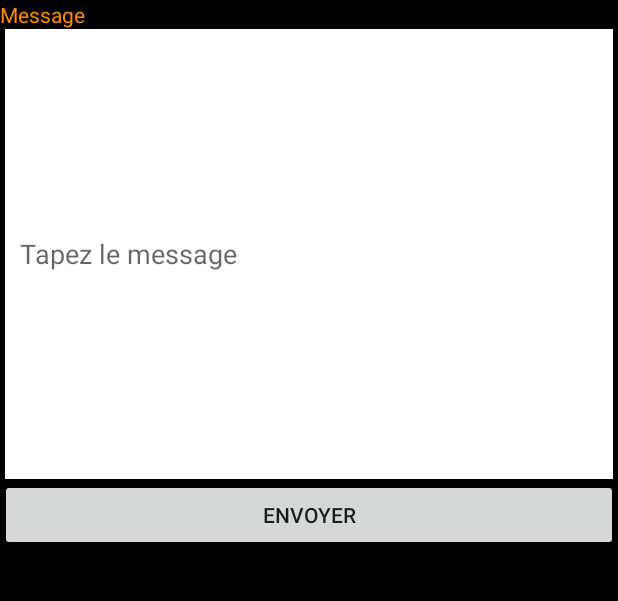
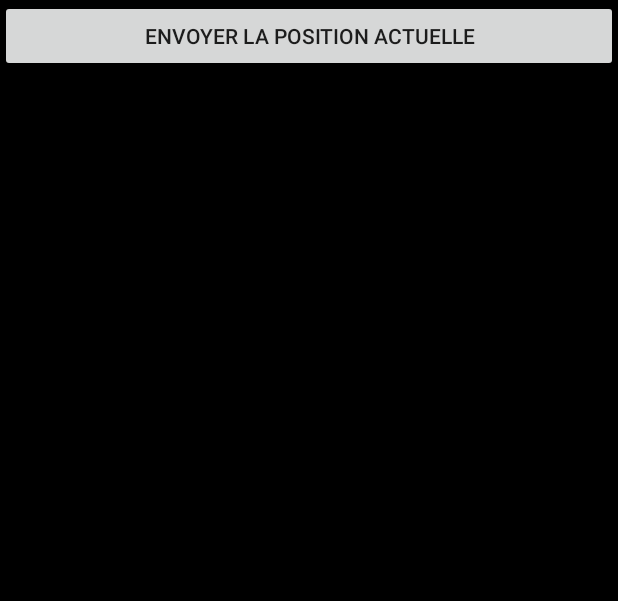
Before and after one commit to maximemonge/PAM_balat_monge, an Android app: the screen it shows after launch (MainActivity), on a phone screen of 412 x 824 dp, the part 121-722 px from its top. Run offline under Robolectric (Android 15) with nearby library versions, the phone set to English and light mode, and no system bars.

Commit message:
Retrait de la zone d'édition du message + ajout permissions manifest + modification nom bouton

```diff
--- a/app/src/main/AndroidManifest.xml
+++ b/app/src/main/AndroidManifest.xml
@@ -3,6 +3,10 @@
     package="com.example.projet_balat_monge">
 
     <uses-permission android:name="android.permission.SEND_SMS"/>
+    <uses-permission android:name="android.permission.INTERNET" />
+    <uses-permission android:name="android.permission.ACCESS_FINE_LOCATION" />
+    <uses-permission android:name="android.permission.ACCESS_COARSE_LOCATION" />
+
     <application
         android:allowBackup="true"
         android:icon="@mipmap/ic_launcher"
--- a/app/src/main/res/layout/activity_main.xml
+++ b/app/src/main/res/layout/activity_main.xml
@@ -31,31 +31,6 @@
             android:hint="@string/demande_numero"/>
     </LinearLayout>
 
-    <LinearLayout
-        android:layout_width="match_parent"
-        android:layout_height="wrap_content"
-        android:orientation="vertical">
-        <TextView
-            android:id="@+id/textViewMessage"
-            android:layout_width="wrap_content"
-            android:layout_height="wrap_content"
-            android:layout_gravity="center_vertical"
-            android:text="@string/label_message"
-            android:textColor="@color/orange" />
-
-        <EditText
-            android:id="@+id/editTextMessage"
-            android:layout_width="match_parent"
-            android:layout_height="300dp"
-            android:layout_marginRight="3dp"
-            android:layout_marginLeft="3dp"
-            android:paddingLeft="10dp"
-            android:background="@color/blanc"
-            android:gravity="center_vertical"
-            android:hint="@string/zone_message"
-            android:inputType="textPersonName"/>
-    </LinearLayout>
-
     <Button
         android:layout_width="match_parent"
         android:layout_height="wrap_content"
--- a/app/src/main/res/values/strings.xml
+++ b/app/src/main/res/values/strings.xml
@@ -1,8 +1,6 @@
 <resources>
     <string name="app_name">projet_balat_monge</string>
     <string name="demande_numero">Entrez le numero</string>
-    <string name="zone_message">Tapez le message</string>
     <string name="label_numero">Numero</string>
-    <string name="label_message">Message</string>
-    <string name="label_envoyer">Envoyer</string>
+    <string name="label_envoyer">Envoyer la position actuelle</string>
 </resources>
```
Also changed, not shown: app/src/main/java/com/example/projet_balat_monge/MainActivity.java (+2 -19 lines).
